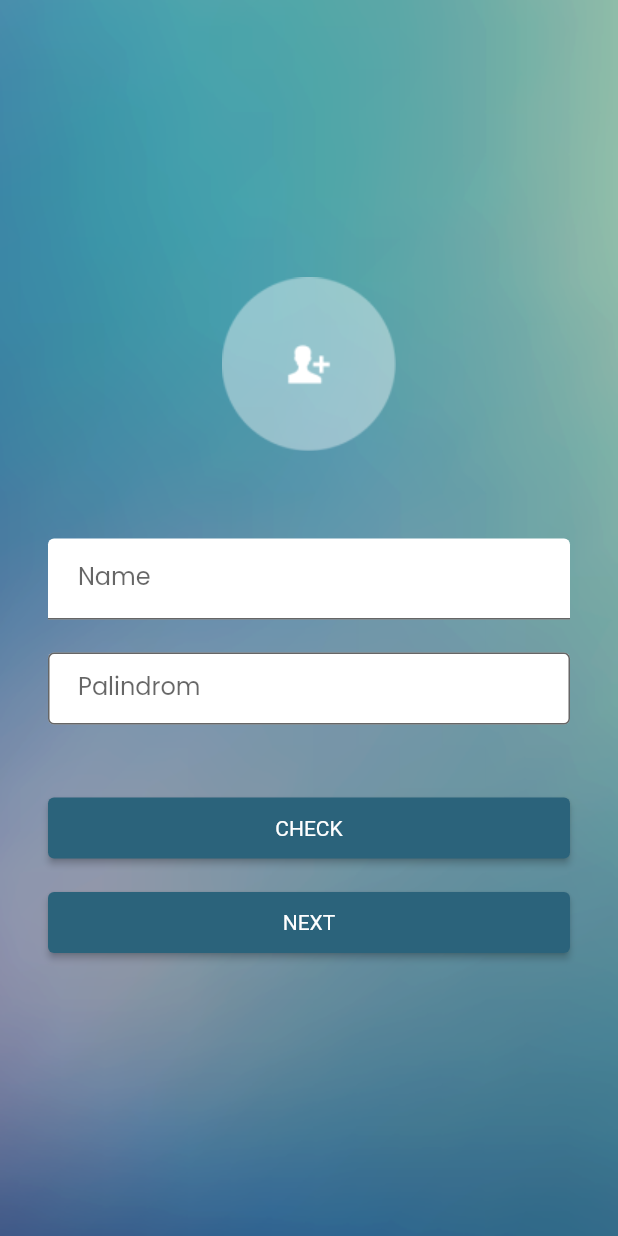
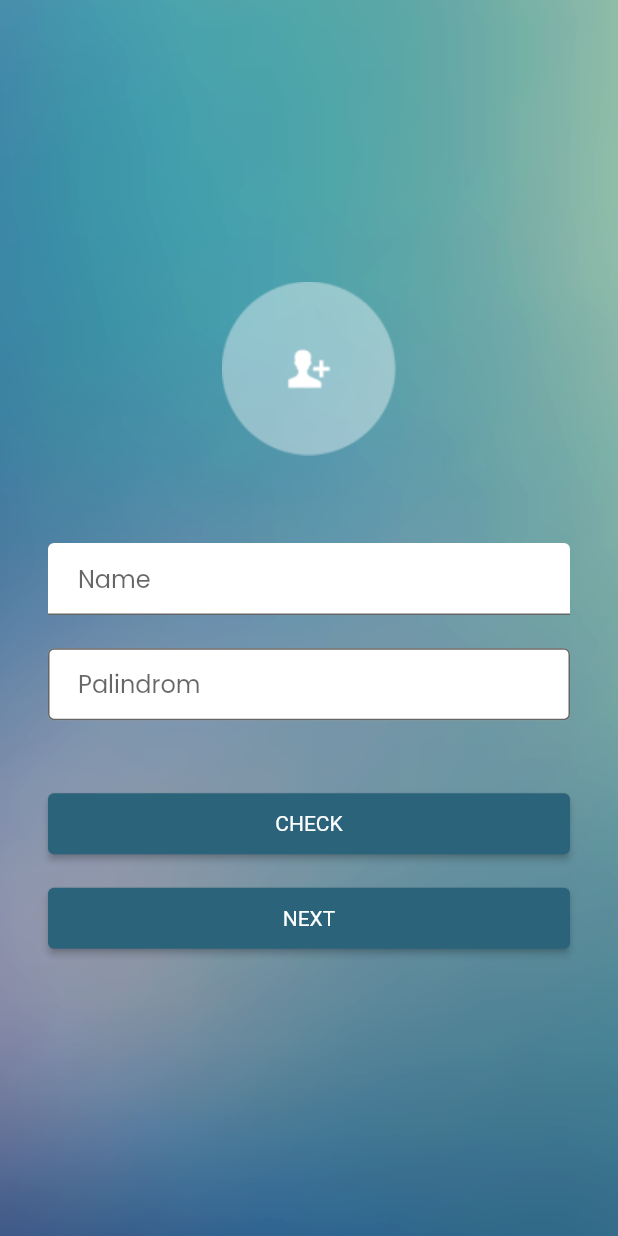
Before and after one commit to sfa119f/login_flutter, a Flutter app: the screen it shows after launch, on a phone screen of 412 x 824 dp. Run offline on Flutter 3.47's test engine with Material 2 defaults, Android fonts, the phone set to English and light mode, and no system bars.

Commit message:
make second screen

```diff
--- a/lib/screen/first.dart
+++ b/lib/screen/first.dart
@@ -6,25 +6,8 @@ class FirstScreen extends StatelessWidget {
   const FirstScreen({super.key});
   @override
   Widget build(BuildContext context) {
-    // ignore: prefer_const_constructors
-    return Scaffold(
-      body: const LoginWidget(),
-      // body: Center(
-      //   child: ElevatedButton(
-      //     child: Text("Login"),
-      //     onPressed: () {
-      //       Navigator.push(
-      //         context,
-      //         MaterialPageRoute(builder: (context) => const SecondScreen())
-      //       );
-      //       // -- Digunakan untuk mereplace page (tanpa menambah stack page) -- //
-      //       // Navigator.pushReplacement(context,
-      //       //     MaterialPageRoute(builder: (context) {
-      //       //   return MainPage();
-      //       // }));
-      //     },
-      //   )
-      // ),
+    return const Scaffold(
+      body: LoginWidget(),
     );
   }
 }
@@ -75,9 +58,10 @@ class _LoginWidgetState extends State<LoginWidget> {
 
   void nextPage() {
     if (isPalindrom()){
+      String name = nameController.text.toString();
       Navigator.push(
         context,
-        MaterialPageRoute(builder: (context) => const SecondScreen())
+        MaterialPageRoute(builder: (context) => SecondScreen(name: name))
       );
       nameController.text = '';
       palindromController.text = '';
@@ -119,7 +103,7 @@ class _LoginWidgetState extends State<LoginWidget> {
                 controller: nameController,
                 style: const TextStyle(fontSize: 16),
                 decoration: const InputDecoration(
-                  labelText: 'Name',
+                  hintText: 'Name',
                   contentPadding: EdgeInsets.symmetric(
                     vertical: 7.94,
                     horizontal: 20
@@ -135,7 +119,7 @@ class _LoginWidgetState extends State<LoginWidget> {
                 controller: palindromController,
                 style: const TextStyle(fontSize: 16),
                 decoration: const InputDecoration(
-                  labelText: 'Palindrom',
+                  hintText: 'Palindrom',
                   border: OutlineInputBorder(),
                   contentPadding: EdgeInsets.symmetric(
                     vertical: 7.94,
```
Also changed, not shown: lib/screen/second.dart (+70 -4 lines).
